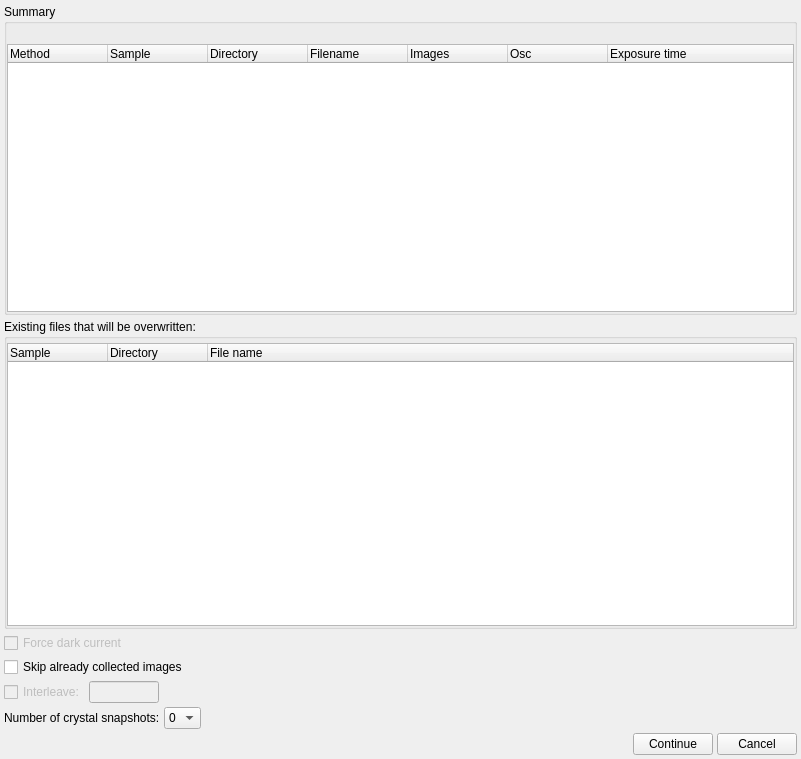
Qt form Bricks/widgets/ui_files/Qt4_confirmation_dialog_layout.ui (mxcube/mxcubeqt) before a commit.
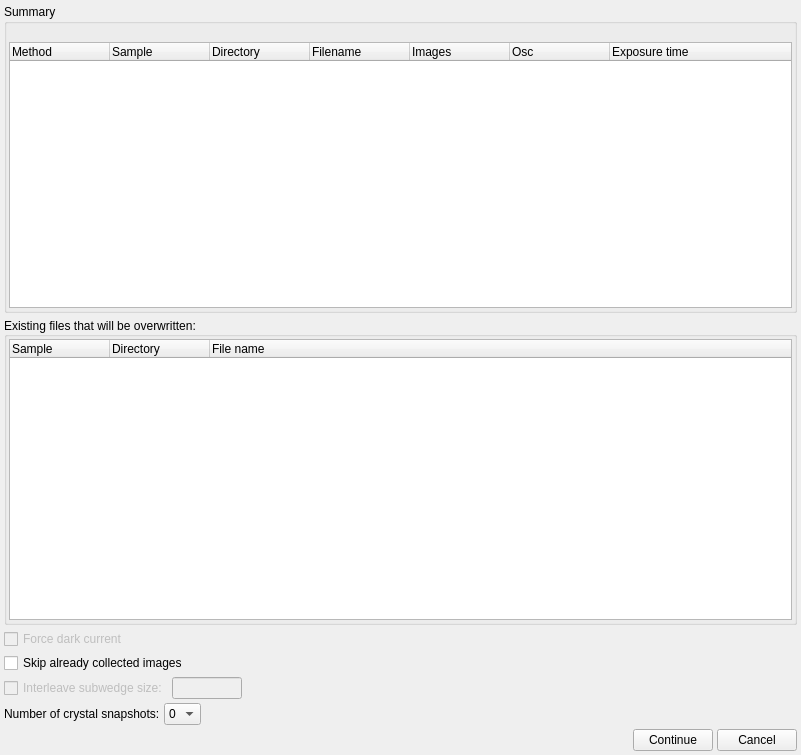
The same form after that commit.

Patch:
```diff
--- a/Bricks/widgets/ui_files/Qt4_confirmation_dialog_layout.ui
+++ b/Bricks/widgets/ui_files/Qt4_confirmation_dialog_layout.ui
@@ -7,7 +7,7 @@
     <x>0</x>
     <y>0</y>
     <width>801</width>
-    <height>759</height>
+    <height>755</height>
    </rect>
   </property>
   <property name="windowTitle">
@@ -59,7 +59,7 @@
         <bool>false</bool>
        </property>
        <property name="text">
-        <string>Interleave:</string>
+        <string>Interleave subwedge size:</string>
        </property>
       </widget>
      </item>
@@ -97,21 +97,12 @@
       <string>Summary</string>
      </property>
      <layout class="QGridLayout" name="gridLayout">
-      <property name="leftMargin">
-       <number>0</number>
-      </property>
-      <property name="topMargin">
-       <number>4</number>
-      </property>
-      <property name="rightMargin">
-       <number>0</number>
-      </property>
-      <property name="bottomMargin">
-       <number>0</number>
-      </property>
       <property name="verticalSpacing">
        <number>2</number>
       </property>
+      <property name="margin">
+       <number>2</number>
+      </property>
       <item row="0" column="0">
        <widget class="QLabel" name="summary_label">
         <property name="text">
@@ -243,18 +234,18 @@
      <property name="title">
       <string>Existing files that will be overwritten:</string>
      </property>
+     <property name="alignment">
+      <set>Qt::AlignLeading|Qt::AlignLeft|Qt::AlignVCenter</set>
+     </property>
+     <property name="flat">
+      <bool>false</bool>
+     </property>
      <layout class="QVBoxLayout" name="verticalLayout">
-      <property name="leftMargin">
-       <number>0</number>
+      <property name="spacing">
+       <number>2</number>
       </property>
-      <property name="topMargin">
-       <number>4</number>
-      </property>
-      <property name="rightMargin">
-       <number>0</number>
-      </property>
-      <property name="bottomMargin">
-       <number>0</number>
+      <property name="margin">
+       <number>2</number>
       </property>
       <item>
        <widget class="QTreeWidget" name="file_treewidget">
```
